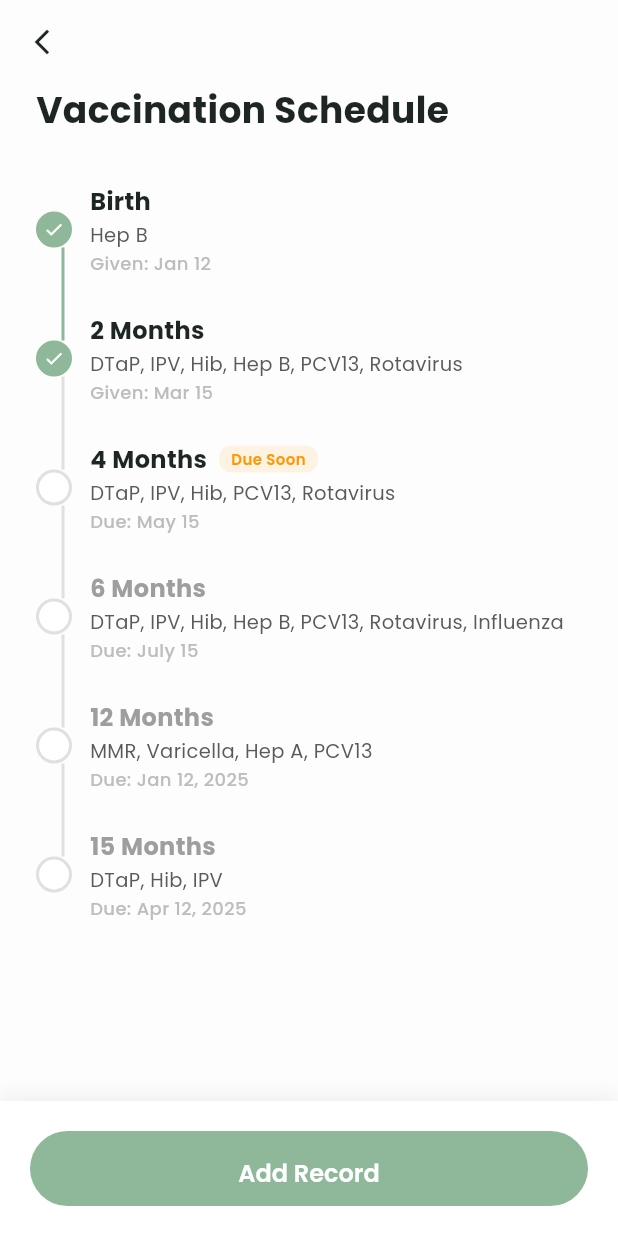
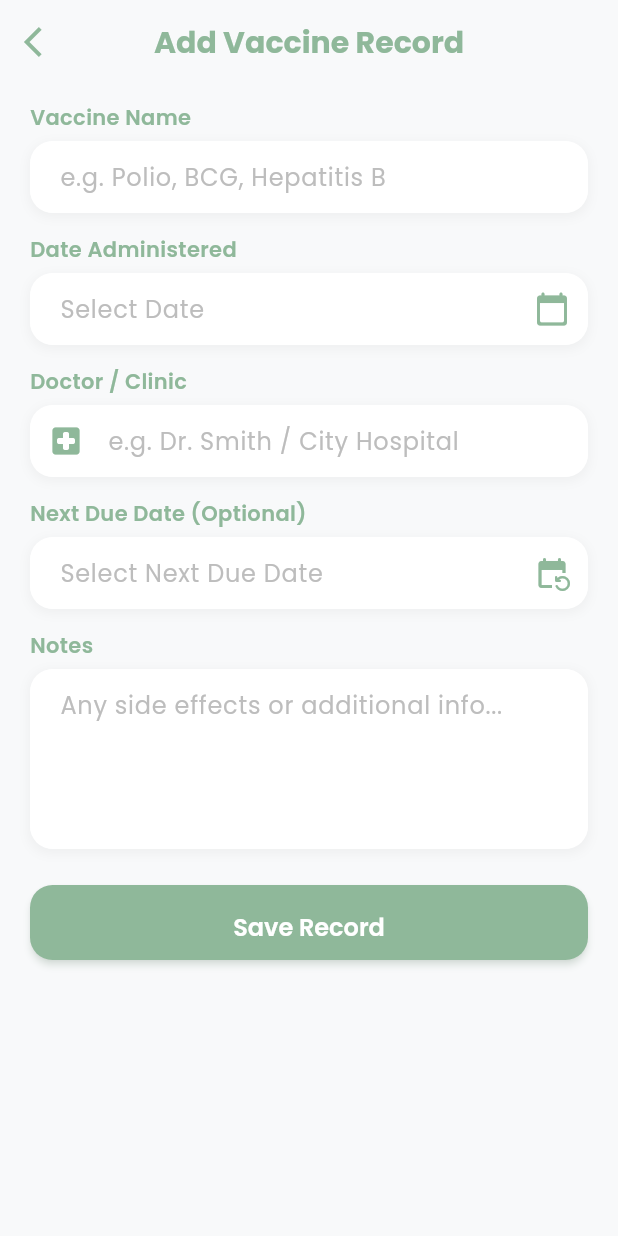
Before and after one commit to Musama987/baby_care, a Flutter app: the VaccinesScreen screen opened directly, after a tap on "Add Record", on a phone screen of 412 x 824 dp. Run offline on Flutter 3.47's test engine with Material 3 defaults, Android fonts, the phone set to English and light mode, and no system bars; drawn by our look-alikes of timeline_tile; our stand-ins replace cloud_firestore, firebase_auth, firebase_core, google_fonts, google_sign_in, image_picker and 2 more; accounts and stored records are empty; generated files the repository leaves out were written again.

Commit message:
feat: Add vaccination schedule screen with timeline view and record addition form.

```diff
--- /dev/null
+++ b/lib/screens/navbar/insights/widgets/add_vaccines_record.dart
@@ -0,0 +1,279 @@
+import 'package:flutter/material.dart';
+import 'package:intl/intl.dart';
+import '../../../../utils/app_colors.dart';
+import 'package:google_fonts/google_fonts.dart';
+
+class AddVaccineRecord extends StatefulWidget {
+  const AddVaccineRecord({super.key});
+
+  @override
+  State<AddVaccineRecord> createState() => _AddVaccineRecordState();
+}
+
+class _AddVaccineRecordState extends State<AddVaccineRecord> {
+  final _formKey = GlobalKey<FormState>();
+
+  final TextEditingController _vaccineNameController = TextEditingController();
+  final TextEditingController _dateController = TextEditingController();
+  final TextEditingController _doctorController = TextEditingController();
+  final TextEditingController _notesController = TextEditingController();
+  final TextEditingController _nextDueDateController = TextEditingController();
+
+  DateTime? _selectedDate;
+  DateTime? _selectedNextDueDate;
+
+  @override
+  void dispose() {
+    _vaccineNameController.dispose();
+    _dateController.dispose();
+    _doctorController.dispose();
+    _notesController.dispose();
+    _nextDueDateController.dispose();
+    super.dispose();
+  }
+
+  Future<void> _selectDate(BuildContext context, bool isNextDue) async {
+    final DateTime? picked = await showDatePicker(
+      context: context,
+      initialDate: DateTime.now(),
+      firstDate: DateTime(2000),
+      lastDate: DateTime(2101),
+      builder: (context, child) {
+        return Theme(
+          data: Theme.of(context).copyWith(
+            colorScheme: ColorScheme.light(
+              primary: AppColors.primary,
+              onPrimary: Colors.white,
+              onSurface: AppColors.primary,
+            ),
+            textButtonTheme: TextButtonThemeData(
+              style: TextButton.styleFrom(foregroundColor: AppColors.primary),
+            ),
+          ),
+          child: child!,
+        );
+      },
+    );
+
+    if (picked != null) {
+      setState(() {
+        if (isNextDue) {
+          _selectedNextDueDate = picked;
+          _nextDueDateController.text = DateFormat(
+            'MMM dd, yyyy',
+          ).format(picked);
+        } else {
+          _selectedDate = picked;
+          _dateController.text = DateFormat('MMM dd, yyyy').format(picked);
+        }
+      });
+    }
+  }
+
+  void _saveRecord() {
+    if (_formKey.currentState!.validate()) {
+      // Create a map or object here to pass back or save to database
+      final newRecord = {
+        'vaccineName': _vaccineNameController.text,
+        'date': _selectedDate,
+        'doctor': _doctorController.text,
+        'notes': _notesController.text,
+        'nextDueDate': _selectedNextDueDate,
+      };
+
+      // TODO: Call your database service here to save 'newRecord'
+
+      Navigator.pop(context, newRecord); // Return data to previous screen
+
+      ScaffoldMessenger.of(context).showSnackBar(
+        const SnackBar(content: Text('Vaccine record added successfully')),
+      );
+    }
+  }
+
+  @override
+  Widget build(BuildContext context) {
+    return Scaffold(
+      backgroundColor: AppColors.background,
+      appBar: AppBar(
+        title: Text(
+          "Add Vaccine Record",
+          style: GoogleFonts.poppins(
+            fontSize: 20,
+            fontWeight: FontWeight.bold,
+            color: AppColors.primary,
+          ),
+        ),
+        backgroundColor: Colors.transparent,
+        elevation: 0,
+        centerTitle: true,
+        leading: IconButton(
+          icon: const Icon(Icons.arrow_back_ios, color: AppColors.primary),
+          onPressed: () => Navigator.pop(context),
+        ),
+      ),
+      body: SafeArea(
+        child: SingleChildScrollView(
+          padding: const EdgeInsets.symmetric(horizontal: 20.0, vertical: 12.0),
+          child: Form(
+            key: _formKey,
+            child: Column(
+              crossAxisAlignment: CrossAxisAlignment.start,
+              children: [
+                _buildLabel("Vaccine Name"),
+                const SizedBox(height: 6),
+                _buildTextField(
+                  controller: _vaccineNameController,
+                  hint: "e.g. Polio, BCG, Hepatitis B",
+                  validator: (value) {
+                    if (value == null || value.isEmpty) {
+                      return 'Please enter vaccine name';
+                    }
+                    return null;
+                  },
+                ),
+
+                const SizedBox(height: 14),
+                _buildLabel("Date Administered"),
+                const SizedBox(height: 6),
+                GestureDetector(
+                  onTap: () => _selectDate(context, false),
+                  child: AbsorbPointer(
+                    child: _buildTextField(
+                      controller: _dateController,
+                      hint: "Select Date",
+                      suffixIcon: Icons.calendar_today_rounded,
+                      validator: (value) {
+                        if (value == null || value.isEmpty) {
+                          return 'Please select a date';
+                        }
+                        return null;
+                      },
+                    ),
+                  ),
+                ),
+
+                const SizedBox(height: 14),
+                _buildLabel("Doctor / Clinic"),
+                const SizedBox(height: 6),
+                _buildTextField(
+                  controller: _doctorController,
+                  hint: "e.g. Dr. Smith / City Hospital",
+                  icon: Icons.local_hospital_rounded,
+                ),
+
+                const SizedBox(height: 14),
+                _buildLabel("Next Due Date (Optional)"),
+                const SizedBox(height: 6),
+                GestureDetector(
+                  onTap: () => _selectDate(context, true),
+                  child: AbsorbPointer(
+                    child: _buildTextField(
+                      controller: _nextDueDateController,
+                      hint: "Select Next Due Date",
+                      suffixIcon: Icons.event_repeat_rounded,
+                    ),
+                  ),
+                ),
+
+                const SizedBox(height: 14),
+                _buildLabel("Notes"),
+                const SizedBox(height: 6),
+                _buildTextField(
+                  controller: _notesController,
+                  hint: "Any side effects or additional info...",
+                  maxLines: 4,
+                ),
+
+                const SizedBox(height: 24),
+                SizedBox(
+                  width: double.infinity,
+                  height: 50,
+                  child: ElevatedButton(
+                    onPressed: _saveRecord,
+                    style: ElevatedButton.styleFrom(
+                      backgroundColor: AppColors.primary,
+                      shape: RoundedRectangleBorder(
+                        borderRadius: BorderRadius.circular(15),
+                      ),
+                      elevation: 2,
+                    ),
+                    child: Text(
+                      "Save Record",
+                      style: GoogleFonts.poppins(
+                        fontSize: 16,
+                        fontWeight: FontWeight.w600,
+                        color: Colors.white,
+                      ),
+                    ),
+                  ),
+                ),
+              ],
+            ),
+          ),
+        ),
+      ),
+    );
+  }
+
+  Widget _buildLabel(String text) {
+    return Text(
+      text,
+      style: GoogleFonts.poppins(
+        color: AppColors.primary,
+        fontWeight: FontWeight.w600,
+        fontSize: 14,
+      ),
+    );
+  }
+
+  Widget _buildTextField({
+    required TextEditingController controller,
+    required String hint,
+    IconData? icon,
+    IconData? suffixIcon,
+    int maxLines = 1,
+    String? Function(String?)? validator,
+  }) {
+    return Container(
+      decoration: BoxDecoration(
+        color: Colors.white,
+        borderRadius: BorderRadius.circular(15),
+        boxShadow: [
+          BoxShadow(
+            color: Colors.grey.withOpacity(0.1),
+            spreadRadius: 1,
+            blurRadius: 5,
+            offset: const Offset(0, 2),
+          ),
+        ],
+      ),
+      child: TextFormField(
+        controller: controller,
+        maxLines: maxLines,
+        validator: validator,
+        style: const TextStyle(color: Colors.black87),
+        decoration: InputDecoration(
+          hintText: hint,
+          hintStyle: TextStyle(color: Colors.grey[400]),
+          prefixIcon: icon != null
+              ? Icon(icon, color: AppColors.primary)
+              : null,
+          suffixIcon: suffixIcon != null
+              ? Icon(suffixIcon, color: AppColors.primary)
+              : null,
+          border: OutlineInputBorder(
+            borderRadius: BorderRadius.circular(15),
+            borderSide: BorderSide.none,
+          ),
+          filled: true,
+          fillColor: Colors.white,
+          contentPadding: const EdgeInsets.symmetric(
+            horizontal: 16,
+            vertical: 12,
+          ),
+        ),
+      ),
+    );
+  }
+}
--- a/lib/screens/navbar/insights/widgets/vaccines.dart
+++ b/lib/screens/navbar/insights/widgets/vaccines.dart
@@ -2,6 +2,8 @@ import 'package:baby_care/utils/app_colors.dart';
 import 'package:flutter/material.dart';
 import 'package:google_fonts/google_fonts.dart';
 import 'package:timeline_tile/timeline_tile.dart';
+import 'package:persistent_bottom_nav_bar/persistent_bottom_nav_bar.dart';
+import 'add_vaccines_record.dart';
 
 class VaccinesScreen extends StatefulWidget {
   const VaccinesScreen({super.key});
@@ -112,7 +114,13 @@ class _VaccinesScreenState extends State<VaccinesScreen> {
                 height: 50, // Reduced height
                 child: ElevatedButton(
                   onPressed: () {
-                    // TODO: Implement Add Record Logic
+                    PersistentNavBarNavigator.pushNewScreen(
+                      context,
+                      screen: const AddVaccineRecord(),
+                      withNavBar: false,
+                      pageTransitionAnimation:
+                          PageTransitionAnimation.cupertino,
+                    );
                   },
                   style: ElevatedButton.styleFrom(
                     backgroundColor: AppColors.primary,
```
